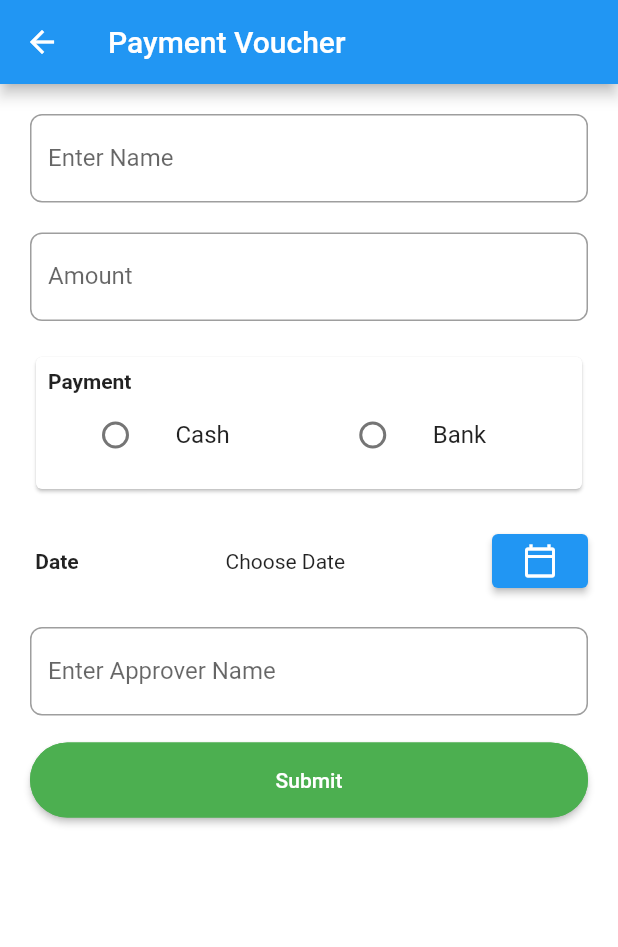
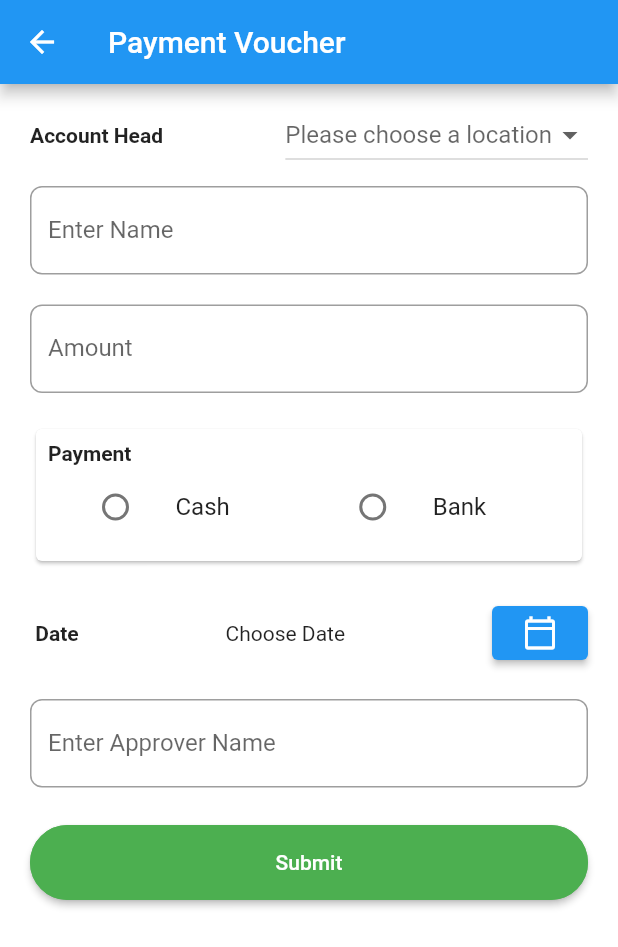
Before and after one commit to tnsmobilesolutions/nssaccounting, a Flutter app: the PaymentVoucher screen opened directly, on a phone screen of 412 x 824 dp. Shown: the top 947 px of the screen. Run offline on Flutter 3.47's test engine with Material 2 defaults, Android fonts, the phone set to English and light mode, and no system bars; our stand-ins replace cloud_firestore, firebase_auth, firebase_core, flutter_login, material_floating_search_bar; accounts and stored records are empty.

Commit message:
payment voucher

```diff
--- a/lib/dashboard_pages/payment_voucher.dart
+++ b/lib/dashboard_pages/payment_voucher.dart
@@ -27,6 +27,9 @@ class _PaymentVoucherState extends State<PaymentVoucher> {
 
   final _paymentInfo = PaymentInfo();
 
+  List<String> _location = ['bbsr', 'mumbai', 'pune', 'delhi'];
+  String? _selectedLocation;
+
   @override
   Widget build(BuildContext context) {
     return Scaffold(
@@ -43,6 +46,31 @@ class _PaymentVoucherState extends State<PaymentVoucher> {
               mainAxisAlignment: MainAxisAlignment.start,
               crossAxisAlignment: CrossAxisAlignment.stretch,
               children: [
+                Row(
+                  mainAxisAlignment: MainAxisAlignment.spaceBetween,
+                  children: [
+                    Text(
+                      'Account Head',
+                      style: TextStyle(fontWeight: FontWeight.bold),
+                    ),
+                    DropdownButton(
+                      hint: Text(
+                          'Please choose a location'), // Not necessary for Option 1
+                      value: _selectedLocation,
+                      onChanged: (newValue) {
+                        setState(() {
+                          _selectedLocation = newValue as String?;
+                        });
+                      },
+                      items: _location.map((location) {
+                        return DropdownMenuItem(
+                          child: new Text(location),
+                          value: location,
+                        );
+                      }).toList(),
+                    ),
+                  ],
+                ),
                 SizedBox(height: 10),
                 TextFormField(
                   keyboardType: TextInputType.name,
@@ -131,7 +159,7 @@ class _PaymentVoucherState extends State<PaymentVoucher> {
                     hintTextStr: "Enter Approver Name",
                   ),
                 ),
-                SizedBox(height: 18),
+                SizedBox(height: 25),
                 ElevatedButton(
                   style: CommonStyle.elevatedSubmitButtonStyle(),
                   onPressed: () {
```
